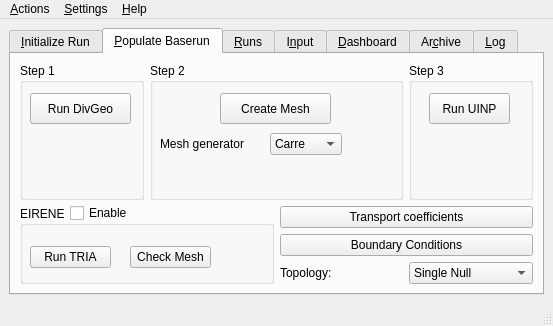
Qt form src/gui/solps.ui (LeCAD-PEG/SOLPS-GUI) before a commit.
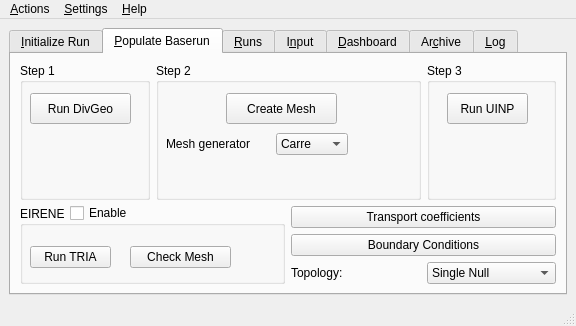
The same form after that commit. The open tabs and pages were chosen to show the change. Custom widgets are drawn as their Qt base class.

```diff
--- a/src/gui/solps.ui
+++ b/src/gui/solps.ui
@@ -9,7 +9,7 @@
    <rect>
     <x>0</x>
     <y>0</y>
-    <width>553</width>
+    <width>576</width>
     <height>326</height>
    </rect>
   </property>
@@ -23,8 +23,8 @@
    <string>SOLPS-ITER</string>
   </property>
   <widget class="QWidget" name="centralwidget">
-   <layout class="QGridLayout" name="gridLayout">
-    <item row="1" column="0">
+   <layout class="QHBoxLayout" name="horizontalLayout">
+    <item>
      <widget class="QTabWidget" name="tabWidget">
       <property name="sizePolicy">
        <sizepolicy hsizetype="Expanding" vsizetype="Expanding">
@@ -262,7 +262,7 @@
             <rect>
              <x>110</x>
              <y>40</y>
-             <width>81</width>
+             <width>101</width>
              <height>22</height>
             </rect>
            </property>
@@ -602,8 +602,8 @@
     <rect>
      <x>0</x>
      <y>0</y>
-     <width>553</width>
-     <height>20</height>
+     <width>576</width>
+     <height>22</height>
     </rect>
    </property>
    <widget class="QMenu" name="menuFile">
```
Left out of the diff: 37 changed lines with no effect on the pictures.
